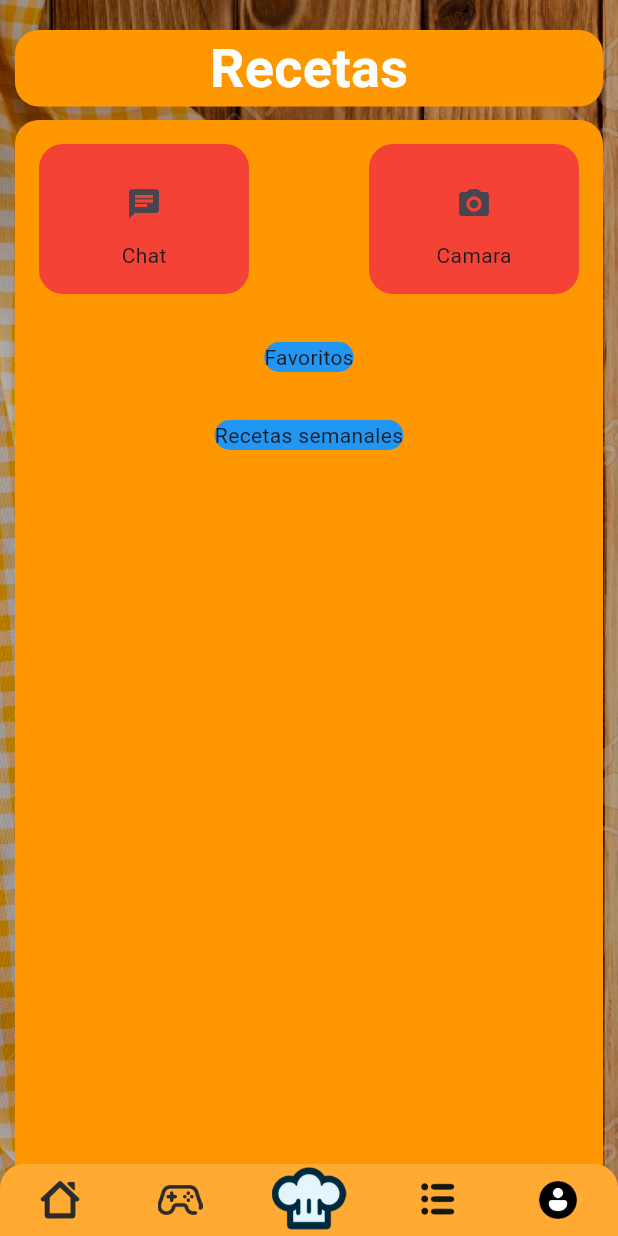
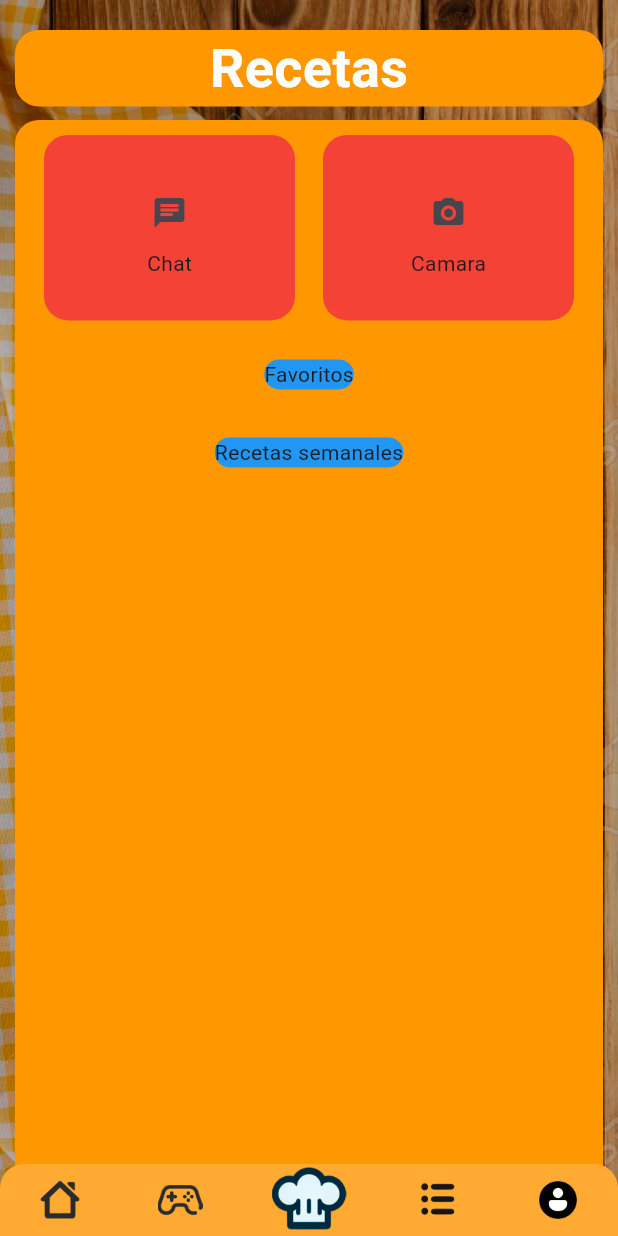
Before and after one commit to AdanCC21/CookingHub, a Flutter app: the recetas screen opened directly, on a phone screen of 412 x 824 dp. Run offline on Flutter 3.47's test engine with Material 3 defaults, Android fonts, the phone set to English and light mode, and no system bars; our stand-ins replace image_picker; Roboto replaces fonts that are missing (Poppins).

Commit message:
the row whith the camera and chat fixed

```diff
--- a/lib/main.dart
+++ b/lib/main.dart
@@ -1,8 +1,6 @@
 // import 'package:app_1/screens/sc2.dart';
 import 'package:flutter/material.dart';
 import 'package:testing_1/screens/chatBot.dart';
-import 'package:testing_1/screens/recetas.dart';
-import 'package:testing_1/screens/texto.dart';
 
 
 void main(){
--- a/lib/screens/chatBot.dart
+++ b/lib/screens/chatBot.dart
@@ -234,7 +234,8 @@ class _chatBot extends State<chatBot>{
                   ),
                   icon: Image.asset("assets/HotBar/Gorrito.png",width: 50,)) ,
                   ),
-              )
+              ),
+
             ],
           ),
         ),
--- a/lib/screens/recetas.dart
+++ b/lib/screens/recetas.dart
@@ -10,6 +10,9 @@ class recetas extends StatefulWidget{
 class _recetas extends State<recetas>{
   @override
   Widget build(BuildContext context) {
+    double screenWidth = MediaQuery.of(context).size.width;
+    double screenHeight = MediaQuery.of(context).size.height;
+
     return SafeArea(child: Scaffold(
       body: Stack(
         children: [
@@ -52,50 +55,63 @@ class _recetas extends State<recetas>{
               left: 10,
               right: 10
             ),
+            width: double.infinity,
 
             child: Column(
               children: [
                 // --------- Lista superior
-                Row(
+                Container(
+                  margin: const EdgeInsets.all(10),
+                  height: screenHeight*0.15,
+
+                  child: Row(
                     mainAxisAlignment: MainAxisAlignment.spaceBetween,
                     children: [
-                    // ---- Chat
-                    Container(
+                      Expanded(
+                        child: FractionallySizedBox(
+                          widthFactor: 0.9,
+                          child: Container(
                             decoration: const BoxDecoration(
                               color: Colors.red,
-                        borderRadius: BorderRadius.all(Radius.circular(16))
+                              borderRadius: BorderRadius.all(Radius.circular(16)),
                             ),
-                      width: 140,
-                      height: 100,
-                      margin: const EdgeInsets.all(16),
+
                             child: Column(
                               mainAxisAlignment: MainAxisAlignment.center,
-                        children: [IconButton(onPressed: (){
+                              children: [
+                                IconButton(onPressed: (){
                                   Navigator.push(context, MaterialPageRoute(builder: (context)=> chatBot()));
-                        } ,icon: const Icon(Icons.chat)),
-                        const Text("Chat"),
+                                }, icon: Icon(Icons.chat)),
+                                const Text("Chat")
                               ],
                             ),
                           ),
-                    // ----- Camara
-                    Container(
+                        )
+                      ),
+                      Expanded(
+                        child: FractionallySizedBox(
+                          widthFactor: 0.9,
+                          child: Container(
                             decoration: const BoxDecoration(
                               color: Colors.red,
-                        borderRadius: BorderRadius.all(Radius.circular(16))
+                              borderRadius: BorderRadius.all(Radius.circular(16)),
                             ),
-                      width: 140,
-                      height: 100,
-                      margin: const EdgeInsets.all(16),
+
                             child: Column(
                               mainAxisAlignment: MainAxisAlignment.center,
-                        children: [IconButton(onPressed: (){
+                              children: [
+                                IconButton(onPressed: (){
                                   Navigator.push(context, MaterialPageRoute(builder: (context)=> chatBot()));
                                 }, icon: Icon(Icons.camera_alt_rounded)),
                                 const Text("Camara")
                               ],
                             ),
                           ),
+                        )
+                      ),
                     ],
+                  ),
+
                 ),
                 // --------- Favoritos
                 Row(
```
Also changed, not shown: lib/screens/listaCompras.dart (+41 -0 lines), lib/screens/pruebas.dart (deleted, +0 -49 lines), lib/screens/texto.dart (deleted, +0 -47 lines). Lines whose indentation alone changed are shown as unchanged.
